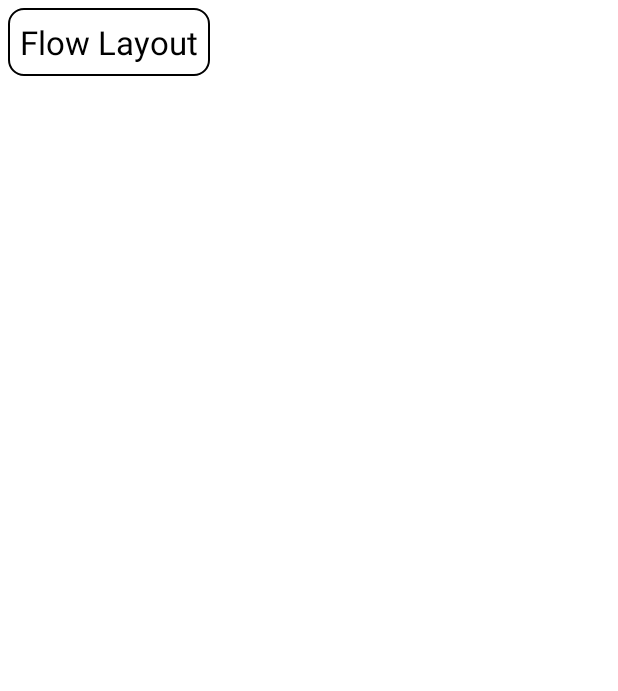
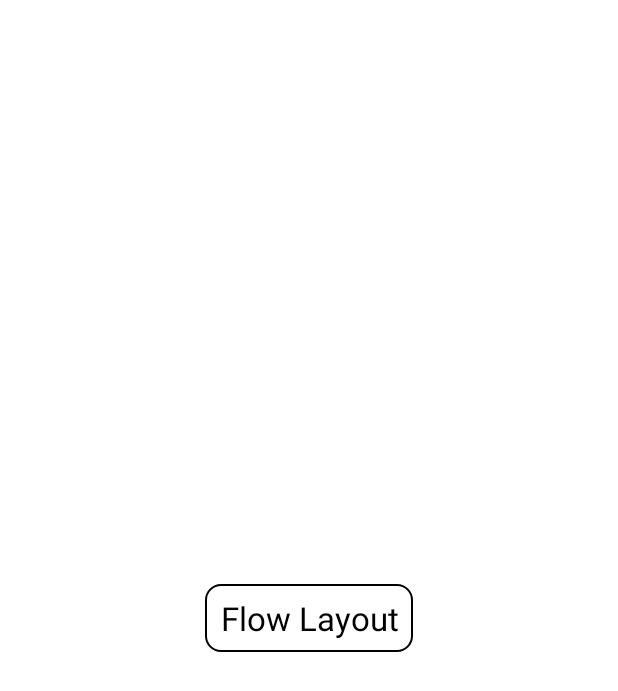
Before and after one commit to M-usama-PAK/FlexBox-RecyclerView, an Android app: the layout custom_rec_view.xml on its own in the app's theme, with its tools: preview values and no code run, on a phone screen of 412 x 824 dp. Shown: the top 691 px of the screen. Run offline under Robolectric (Android 15) with nearby library versions, the phone set to English and light mode, and no system bars.

Commit message:
initial commit

```diff
--- a/app/src/main/java/com/example/flexboxrecyclerviewsportsinterests/MainActivity.kt
+++ b/app/src/main/java/com/example/flexboxrecyclerviewsportsinterests/MainActivity.kt
@@ -19,7 +19,7 @@ class MainActivity : AppCompatActivity() {
         flexboxLayoutManager.justifyContent=JustifyContent.CENTER
         flexboxLayoutManager.flexDirection=FlexDirection.ROW
         binding.rvMain.layoutManager=FlexboxLayoutManager(this)
-        binding.rvMain.adapter = TagAdapter(initArray())
+        binding.rvMain.adapter = TagAdapter(initArray(),this)
     }
 
     fun initArray():List<String>{
--- a/app/src/main/res/layout/custom_rec_view.xml
+++ b/app/src/main/res/layout/custom_rec_view.xml
@@ -4,21 +4,16 @@
     <data>
 
     </data>
-
-    <LinearLayout
-        android:layout_width="wrap_content"
-        android:layout_height="wrap_content"
-        android:layout_margin="5dp">
-
         <TextView
             android:id="@+id/tv_tag"
             android:layout_width="wrap_content"
             android:layout_height="wrap_content"
             android:textSize="22sp"
+            android:layout_gravity="center"
             android:textColor="@color/black"
-            android:padding="8dp"
+            android:gravity="center"
+            android:paddingHorizontal="10dp"
             android:background="@drawable/black_rounded_square"
-            android:text="Flow Layout" />
+            android:text="@string/flow_layout" />
 
-    </LinearLayout>
 </layout>
--- a/app/src/main/res/values/strings.xml
+++ b/app/src/main/res/values/strings.xml
@@ -1,3 +1,4 @@
 <resources>
     <string name="app_name">FlexBox recyclerview Sports Interests</string>
+    <string name="flow_layout">Flow Layout</string>
 </resources>
```
Also changed, not shown: app/src/main/java/com/example/flexboxrecyclerviewsportsinterests/Adapters/TagAdapter.kt (+23 -9 lines).
